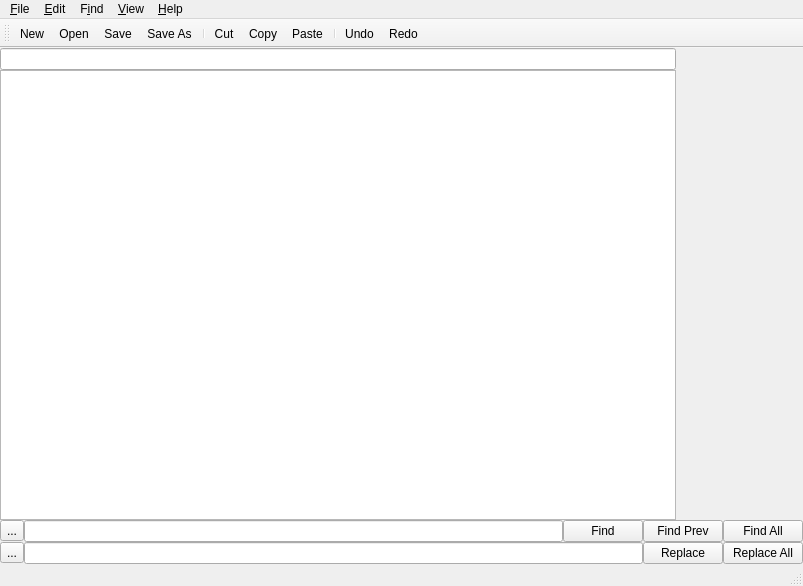
The window that mainwindow.ui (kum8r/SimpleCodeEditor) describes before a commit, drawn with Qt 5.
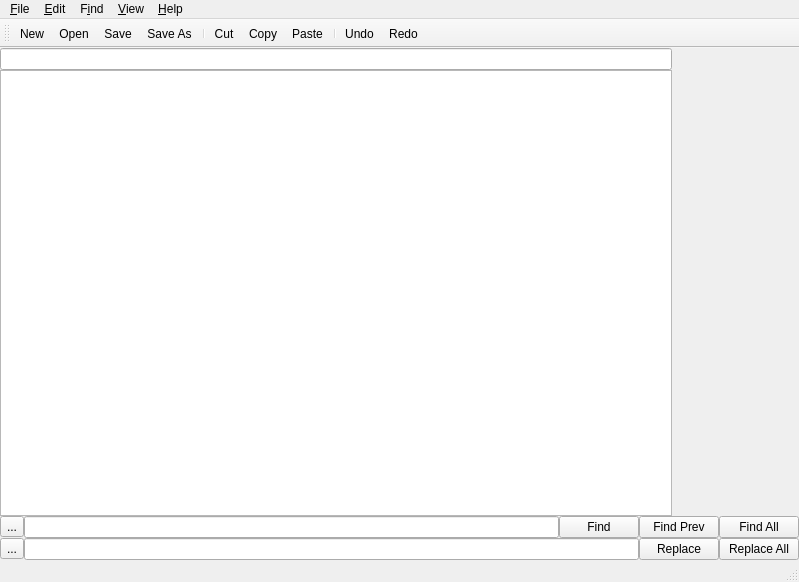
The same window after the commit. Icons and pictures are not drawn.

What changed in the file:
```diff
--- a/mainwindow.ui
+++ b/mainwindow.ui
@@ -6,8 +6,8 @@
    <rect>
     <x>0</x>
     <y>0</y>
-    <width>803</width>
-    <height>586</height>
+    <width>799</width>
+    <height>582</height>
    </rect>
   </property>
   <property name="windowTitle">
@@ -240,7 +240,7 @@
     <rect>
      <x>0</x>
      <y>0</y>
-     <width>803</width>
+     <width>799</width>
      <height>24</height>
     </rect>
    </property>
```
Left out of the diff: 43 changed lines with no effect on the pictures.
